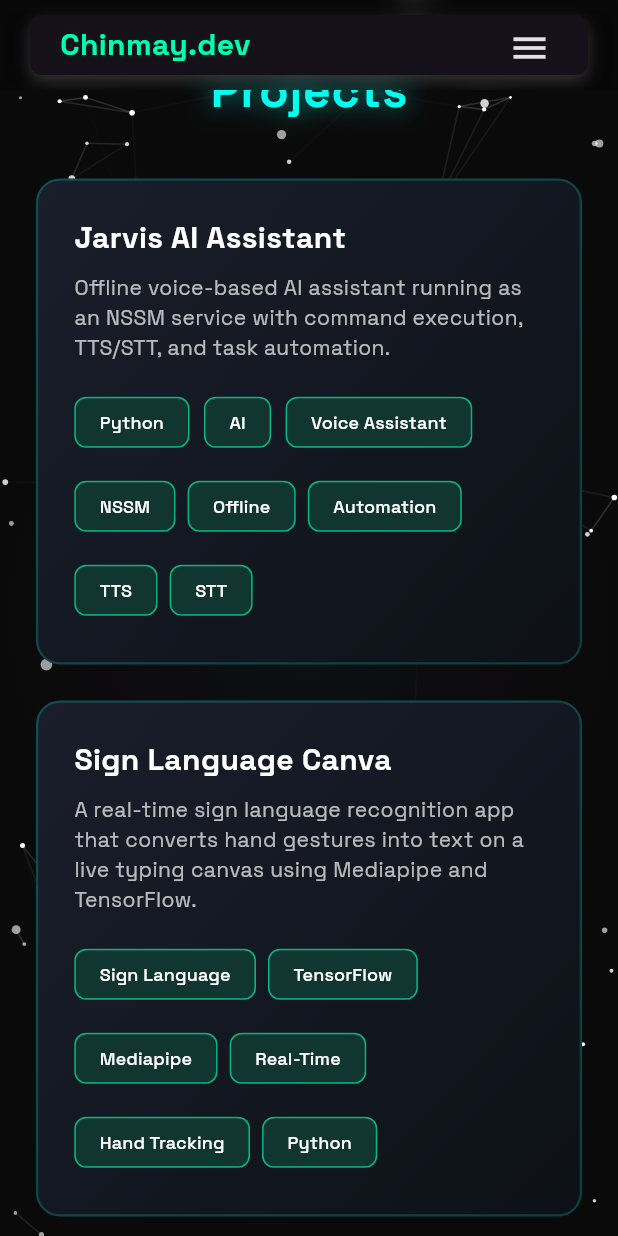
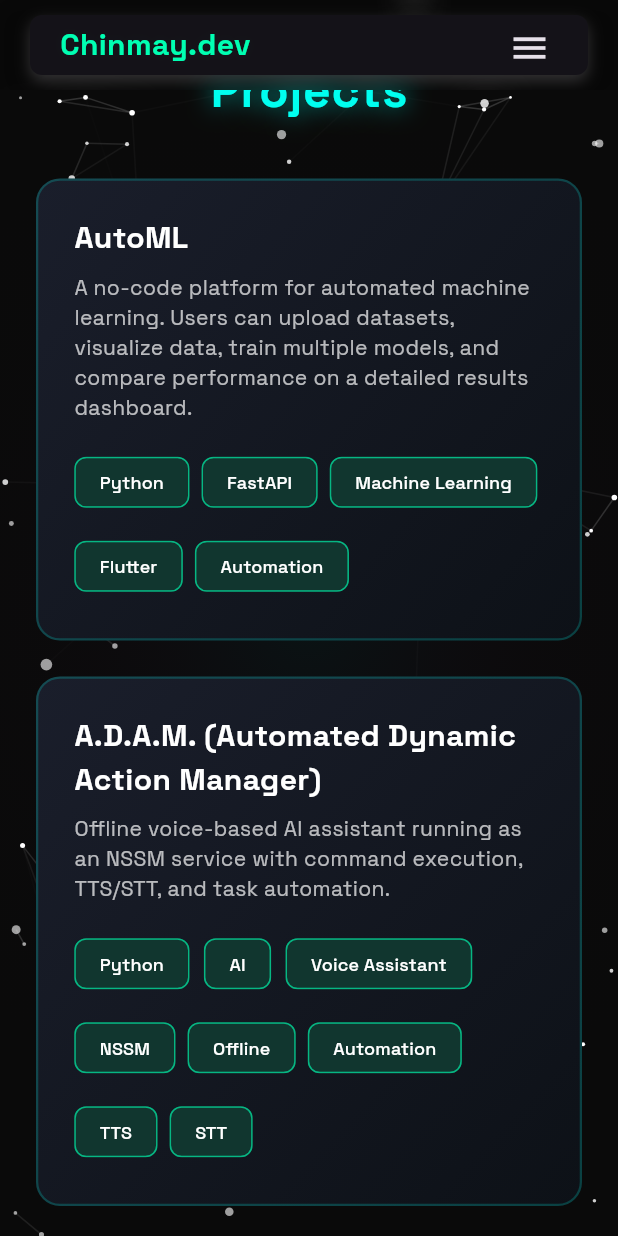
Before and after one commit to ChinmayBansal010/Portfolio, a Flutter app: the screen it shows after launch, scrolled down 1728 dp, on a phone screen of 412 x 824 dp. Run offline on Flutter 3.47's test engine with Material 3 defaults, Android fonts, the light colour scheme and no system bars; our stand-ins replace flutter_svg, lottie.

Commit message:
feat: Update project list
This commit refactors the project portfolio by adding two new projects and removing one.

- **Added "AutoML"**: A no-code, automated machine learning platform.
- **Added "A.D.A.M."**: An offline, voice-based AI assistant, renamed from "Jarvis AI Assistant".
- **Removed "Income Tax Calculator"**.
- Updated `sdk.dir` path format in `local.properties`.

```diff
--- a/lib/constants/project_data.dart
+++ b/lib/constants/project_data.dart
@@ -1,6 +1,12 @@
 final List<Map<String, dynamic>> projectItems = [
   {
-    "title": "Jarvis AI Assistant",
+    "title": "AutoML",
+    "description": "A no-code platform for automated machine learning. Users can upload datasets, visualize data, train multiple models, and compare performance on a detailed results dashboard.",
+    "url": "https://github.com/ChinmayBansal010/AutoML",
+    "tags": ["Python", "FastAPI", "Machine Learning", "Flutter","Automation"]
+  },
+  {
+    "title": "A.D.A.M. (Automated Dynamic Action Manager)",
     "description": "Offline voice-based AI assistant running as an NSSM service with command execution, TTS/STT, and task automation.",
     "url": "https://github.com/ChinmayBansal010/jarvis",
     "tags": ["Python", "AI", "Voice Assistant", "NSSM", "Offline", "Automation", "TTS", "STT"]
@@ -17,10 +23,4 @@ final List<Map<String, dynamic>> projectItems = [
     "url": "https://github.com/ChinmayBansal010/EmotionRecognitionApp",
     "tags": ["Flutter", "Python", "TensorFlow", "Emotion Detection", "Music Player", "AI"]
   },
-  {
-    "title": "Income Tax Calculator",
-    "description": "A Flutter web app that exports structured income tax data using Syncfusion XlsIO and Firebase integration.",
-    "url": "https://github.com/ChinmayBansal010/IncomeTaxCalculator",
-    "tags": ["Flutter", "Web App", "Firebase", "Excel Export", "Syncfusion", "Income Tax"]
-  }
 ];
```
Also changed, not shown: 1 other file.
